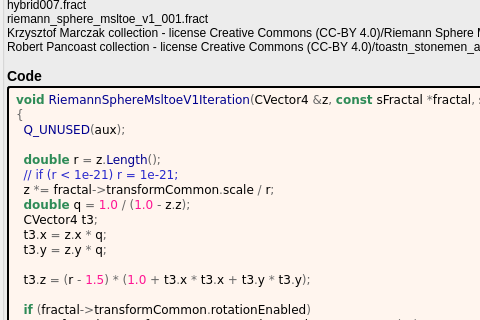
Above: mandelbulber2/formula/ui/riemann_sphere_msltoe_v1.ui from buddhi1980/mandelbulber2 before the change; both pictures show x 0 to 480 and y 403 to 723 of the 859 by 1012 pixel window. Below: the same form after it.
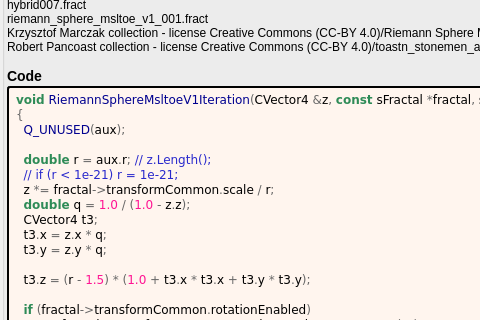
That is the form after the change. Custom widgets are drawn as their Qt base class.

The edit to the form file:
```diff
--- a/mandelbulber2/formula/ui/riemann_sphere_msltoe_v1.ui
+++ b/mandelbulber2/formula/ui/riemann_sphere_msltoe_v1.ui
@@ -534,7 +534,7 @@
 &lt;span style=&quot;color:#676767&quot;&gt;{&lt;/span&gt;
   &lt;span style=&quot;color:#00008f&quot;&gt;Q_UNUSED&lt;/span&gt;&lt;span style=&quot;color:#676767&quot;&gt;(&lt;/span&gt;aux&lt;span style=&quot;color:#676767&quot;&gt;);&lt;/span&gt;
 
-  &lt;span style=&quot;color:#2e8b57; font-weight:bold&quot;&gt;double&lt;/span&gt; r &lt;span style=&quot;color:#676767&quot;&gt;=&lt;/span&gt; z&lt;span style=&quot;color:#676767&quot;&gt;.&lt;/span&gt;&lt;span style=&quot;color:#00008f&quot;&gt;Length&lt;/span&gt;&lt;span style=&quot;color:#676767&quot;&gt;();&lt;/span&gt;
+  &lt;span style=&quot;color:#2e8b57; font-weight:bold&quot;&gt;double&lt;/span&gt; r &lt;span style=&quot;color:#676767&quot;&gt;=&lt;/span&gt; aux&lt;span style=&quot;color:#676767&quot;&gt;.&lt;/span&gt;r&lt;span style=&quot;color:#676767&quot;&gt;;&lt;/span&gt; &lt;span style=&quot;color:#2929cc&quot;&gt;// z.Length();&lt;/span&gt;
   &lt;span style=&quot;color:#2929cc&quot;&gt;// if (r &amp;lt; 1e-21) r = 1e-21;&lt;/span&gt;
   z &lt;span style=&quot;color:#676767&quot;&gt;*=&lt;/span&gt; fractal&lt;span style=&quot;color:#676767&quot;&gt;-&amp;gt;&lt;/span&gt;transformCommon&lt;span style=&quot;color:#676767&quot;&gt;.&lt;/span&gt;scale &lt;span style=&quot;color:#676767&quot;&gt;/&lt;/span&gt; r&lt;span style=&quot;color:#676767&quot;&gt;;&lt;/span&gt;
   &lt;span style=&quot;color:#2e8b57; font-weight:bold&quot;&gt;double&lt;/span&gt; q &lt;span style=&quot;color:#676767&quot;&gt;=&lt;/span&gt; &lt;span style=&quot;color:#ff1493&quot;&gt;1.0&lt;/span&gt; &lt;span style=&quot;color:#676767&quot;&gt;/ (&lt;/span&gt;&lt;span style=&quot;color:#ff1493&quot;&gt;1.0&lt;/span&gt; &lt;span style=&quot;color:#676767&quot;&gt;-&lt;/span&gt; z&lt;span style=&quot;color:#676767&quot;&gt;.&lt;/span&gt;z&lt;span style=&quot;color:#676767&quot;&gt;);&lt;/span&gt;
```
